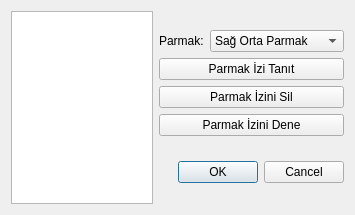
Old version of the form staj-projeleri/parmakizi/fingerui/fingerform.ui in the repository pars-linux/uludag.
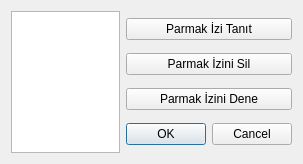
New version of the form.

Commit message: unstable? wtf?

The edit to the form file:
```diff
--- a/staj-projeleri/parmakizi/fingerui/fingerform.ui
+++ b/staj-projeleri/parmakizi/fingerui/fingerform.ui
@@ -6,8 +6,8 @@
    <rect>
     <x>0</x>
     <y>0</y>
-    <width>355</width>
-    <height>215</height>
+    <width>303</width>
+    <height>164</height>
    </rect>
   </property>
   <property name="windowTitle" >
@@ -16,7 +16,7 @@
   <property name="modal" >
    <bool>true</bool>
   </property>
-  <layout class="QHBoxLayout" name="horizontalLayout_2" >
+  <layout class="QHBoxLayout" name="horizontalLayout" >
    <item>
     <widget class="QGraphicsView" name="viewFinger" >
      <property name="focusPolicy" >
@@ -28,43 +28,7 @@
     </widget>
    </item>
    <item>
-    <layout class="QVBoxLayout" name="verticalLayout_2" >
-     <item>
       <layout class="QVBoxLayout" name="verticalLayout" >
-       <item>
-        <layout class="QHBoxLayout" name="horizontalLayout" >
-         <item>
-          <widget class="QLabel" name="labelFinger" >
-           <property name="text" >
-            <string>Parmak:</string>
-           </property>
-           <property name="buddy" >
-            <cstring>comboFinger</cstring>
-           </property>
-          </widget>
-         </item>
-         <item>
-          <widget class="QComboBox" name="comboFinger" >
-           <property name="sizePolicy" >
-            <sizepolicy vsizetype="Fixed" hsizetype="MinimumExpanding" >
-             <horstretch>0</horstretch>
-             <verstretch>0</verstretch>
-            </sizepolicy>
-           </property>
-           <item>
-            <property name="text" >
-             <string>Sağ Orta Parmak</string>
-            </property>
-           </item>
-           <item>
-            <property name="text" >
-             <string>Sağ İşaret Parmağı</string>
-            </property>
-           </item>
-          </widget>
-         </item>
-        </layout>
-       </item>
        <item>
         <widget class="QPushButton" name="pushEnroll" >
          <property name="text" >
@@ -86,8 +50,6 @@
          </property>
         </widget>
        </item>
-      </layout>
-     </item>
      <item>
       <widget class="QDialogButtonBox" name="buttonBox" >
        <property name="orientation" >
```
Left out of the diff: 2 changed lines with no effect on the pictures. Lines whose indentation alone changed are shown as unchanged. The commit also changes 2 other files.
